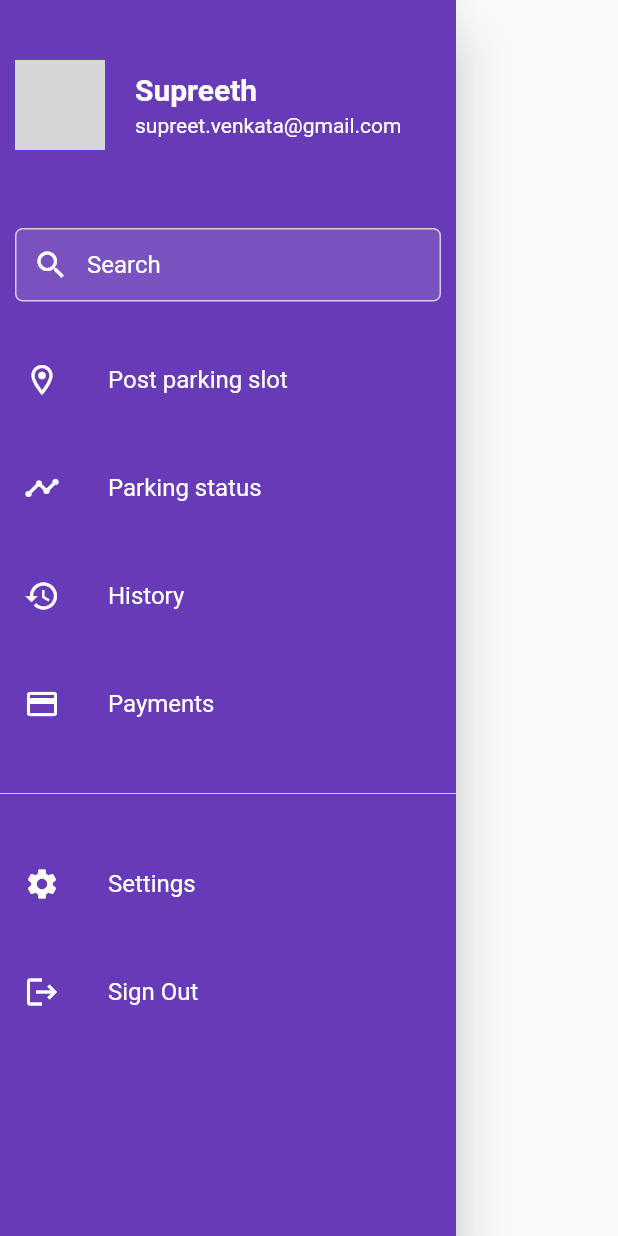
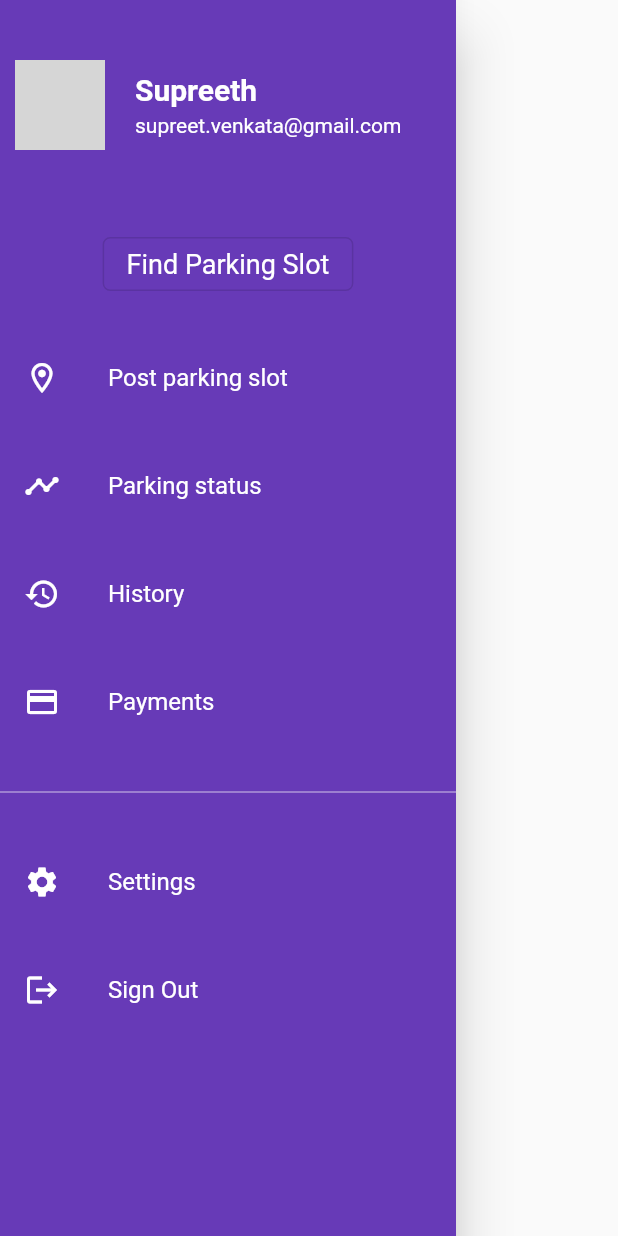
Before and after one commit to supreeth1816/ParkSpace, a Flutter app: the MyDrawer widget shown alone on an empty page, opened directly, on a phone screen of 412 x 824 dp. Run offline on Flutter 3.47's test engine with Material 2 defaults, Android fonts, the phone set to English and light mode, and no system bars; our stand-ins replace cloud_firestore, firebase_auth, firebase_core, geolocator, google_maps_flutter; accounts and stored records are empty; network calls fail; grey boxes are pictures that could not be loaded.

Commit message:
Find Parking slot not working

```diff
--- a/lib/drawer.dart
+++ b/lib/drawer.dart
@@ -50,29 +50,54 @@ class _MyDrawerState extends State<MyDrawer> {
     final color = Colors.white;
 
     return Container(
-      padding: EdgeInsets.only(left: 10,right: 10),
-      child: TextField(
+      padding: EdgeInsets.only(left: 40,right: 40),
 
-        style: TextStyle(color: color),
-        decoration: InputDecoration(
-          contentPadding: EdgeInsets.symmetric(horizontal: 20, vertical: 15),
-          hintText: 'Search',
-          hintStyle: TextStyle(color: color),
-          prefixIcon: Icon(Icons.search, color: color),
-          filled: true,
-          fillColor: Colors.white12,
-          enabledBorder: OutlineInputBorder(
-            borderRadius: BorderRadius.circular(5),
-            borderSide: BorderSide(color: color.withOpacity(0.7)),
-          ),
-          focusedBorder: OutlineInputBorder(
-            borderRadius: BorderRadius.circular(5),
-            borderSide: BorderSide(color: color.withOpacity(0.7)),
+      child: OutlinedButton(
+
+        onPressed: null,
+        style: ButtonStyle(
+          shape: MaterialStateProperty.all(
+              RoundedRectangleBorder(
+                  borderRadius: BorderRadius.circular(5.0),
+
+              ),
           ),
         ),
+        child: const Text("Find Parking Slot",
+        style: TextStyle(
+          color: Colors.white,
+          fontWeight: FontWeight.w400,
+          fontSize: 18.0,
+
+        ),),
       ),
     );
   }
+
+
+
+      // child: TextField(
+      //
+      //   style: TextStyle(color: color),
+      //   decoration: InputDecoration(
+      //     contentPadding: EdgeInsets.symmetric(horizontal: 20, vertical: 15),
+      //     hintText: 'Search',
+      //     hintStyle: TextStyle(color: color),
+      //     prefixIcon: Icon(Icons.search, color: color),
+      //     filled: true,
+      //     fillColor: Colors.white12,
+      //     enabledBorder: OutlineInputBorder(
+      //       borderRadius: BorderRadius.circular(5),
+      //       borderSide: BorderSide(color: color.withOpacity(0.7)),
+      //     ),
+      //     focusedBorder: OutlineInputBorder(
+      //       borderRadius: BorderRadius.circular(5),
+      //       borderSide: BorderSide(color: color.withOpacity(0.7)),
+      //     ),
+      //   ),
+      // ),
+   // );
+
 
   Widget buildMenuItem({
     @required String text,
```
